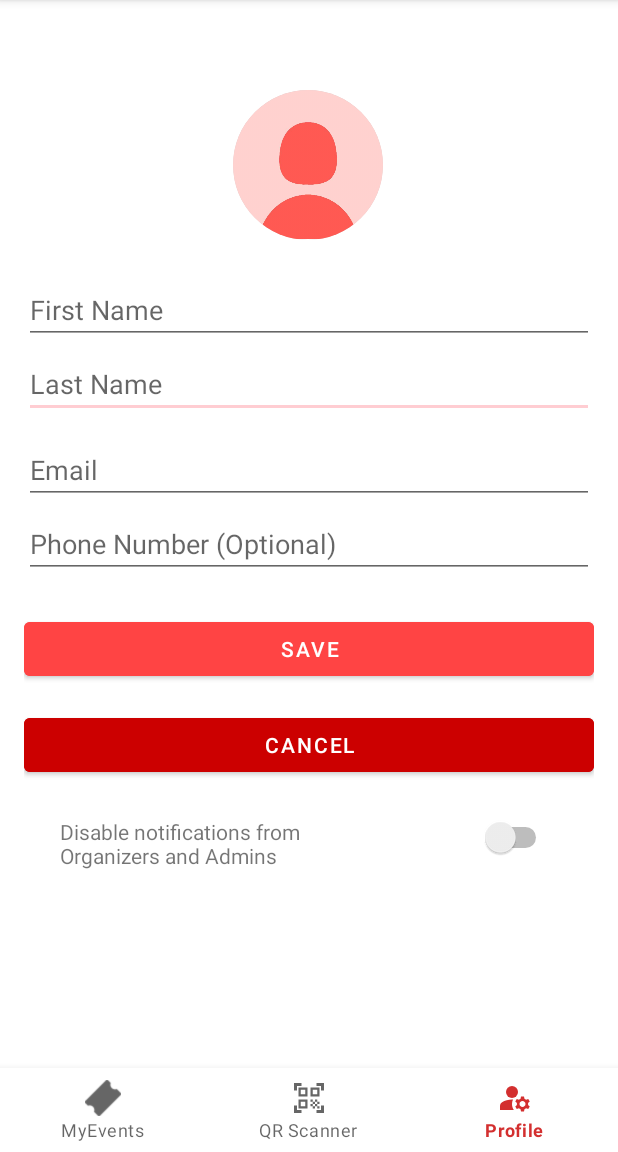
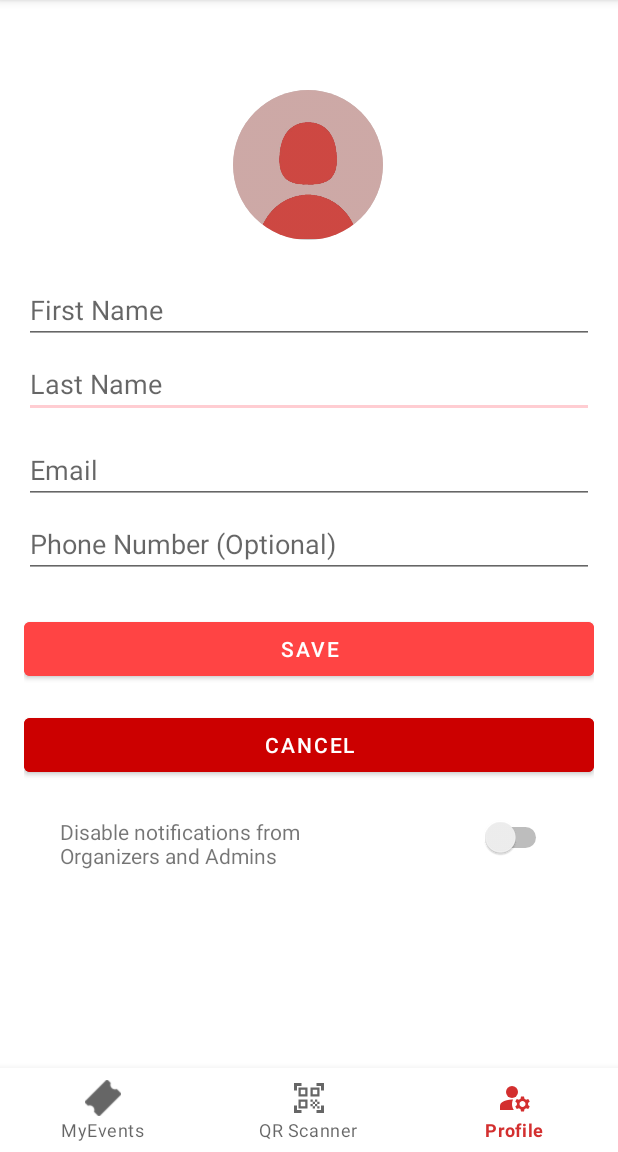
Before and after one commit to CMPUT301F24trojan1/trojan1-eventbuddy, an Android app: the screen it shows after launch (ProfileActivity), on a phone screen of 412 x 824 dp, the part 84-1236 px from its top. Run offline under Robolectric (Android 15) with nearby library versions, the phone set to English and light mode, and no system bars; our stand-ins replace Firebase (no records; nobody signed in at launch, a user with empty details on screens opened directly).

Commit message:
bitmap generator modified to be more simple

```diff
--- a/code/app/src/main/java/com/example/trojanplanner/controller/BitmapGenerator.java
+++ b/code/app/src/main/java/com/example/trojanplanner/controller/BitmapGenerator.java
@@ -4,67 +4,40 @@ import android.graphics.Bitmap;
 import android.graphics.Canvas;
 import android.graphics.Color;
 import android.graphics.Paint;
-import android.graphics.RectF;
-import android.graphics.Path;
-
-import java.util.Random;
 
 public class BitmapGenerator {
+    private String deviceID;
+    private Bitmap defaultPicture;
 
-    // Generate a Bitmap with shape collages based on the input String
-    public static Bitmap generateShapeCollage(String input, int width, int height) {
-        // Create a Bitmap with the specified dimensions
-        Bitmap bitmap = Bitmap.createBitmap(width, height, Bitmap.Config.ARGB_8888);
+    public BitmapGenerator(String deviceID, Bitmap defaultPicture) {
+        this.deviceID = deviceID;
+        this.defaultPicture = defaultPicture;
+    }
 
-        // Create a Canvas to draw on the Bitmap
-        Canvas canvas = new Canvas(bitmap);
+    public Bitmap generate() {
+        // Generate a deterministic color based on the deviceID
+        int color = generateColorFromDeviceID(deviceID);
 
-        // Set up the Paint object for shapes
+        // Create a mutable copy of the original bitmap
+        Bitmap mutableBitmap = defaultPicture.copy(Bitmap.Config.ARGB_8888, true);
+
+        // Apply the color filter to the bitmap
+        Canvas canvas = new Canvas(mutableBitmap);
         Paint paint = new Paint();
-        paint.setAntiAlias(true); // Anti-aliasing for smooth shapes
+        paint.setColor(color);
+        paint.setAlpha(50); // Set alpha to allow blending with the original image
+        canvas.drawRect(0, 0, mutableBitmap.getWidth(), mutableBitmap.getHeight(), paint);
 
-        // Generate a numeric value from the input string (hash code) for deterministic randomness
-        int seed = input.hashCode();
-        Random random = new Random(seed);
+        return mutableBitmap;
+    }
 
-        // Fill the canvas with a background color (e.g., light gray)
-        canvas.drawColor(Color.LTGRAY);
+    private int generateColorFromDeviceID(String deviceID) {
+        // Hash the deviceID and generate an RGB color
+        int hash = deviceID.hashCode();
+        int red = (hash >> 16) & 0xFF;
+        int green = (hash >> 8) & 0xFF;
+        int blue = hash & 0xFF;
 
-        // Derive number of shapes from the length of the input string
-        int shapeCount = input.length(); // Number of shapes based on the length of the string
-
-        for (int i = 0; i < shapeCount; i++) {
-            // Randomize the shape's color based on the seed
-            paint.setColor(Color.rgb(random.nextInt(256), random.nextInt(256), random.nextInt(256)));
-
-            // Randomize the shape type (circle, rectangle, or triangle)
-            int shapeType = random.nextInt(3); // 0 = circle, 1 = rectangle, 2 = triangle
-
-            // Randomize shape size and position
-            int left = random.nextInt(width);
-            int top = random.nextInt(height);
-            int size = random.nextInt(Math.min(width, height) / 4) + 50;
-
-            switch (shapeType) {
-                case 0: // Circle
-                    int radius = size / 2;
-                    canvas.drawCircle(left + radius, top + radius, radius, paint);
-                    break;
-                case 1: // Rectangle
-                    RectF rect = new RectF(left, top, left + size, top + size);
-                    canvas.drawRect(rect, paint);
-                    break;
-                case 2: // Triangle
-                    Path trianglePath = new Path();
-                    trianglePath.moveTo(left, top);
-                    trianglePath.lineTo(left + size, top);
-                    trianglePath.lineTo(left + size / 2, top + size);
-                    trianglePath.close();
-                    canvas.drawPath(trianglePath, paint);
-                    break;
-            }
-        }
-
-        return bitmap;
+        return Color.rgb(red, green, blue);
     }
 }
--- a/code/app/src/main/java/com/example/trojanplanner/model/User.java
+++ b/code/app/src/main/java/com/example/trojanplanner/model/User.java
@@ -6,8 +6,10 @@ import android.provider.Settings;
 
 import com.example.trojanplanner.App;
 import com.example.trojanplanner.R;
+import com.example.trojanplanner.controller.BitmapGenerator;
 
 import java.io.Serializable;
+import java.util.Optional;
 
 /**
  * Contains and stores information tied to a user.
@@ -256,8 +258,15 @@ public abstract class User implements Serializable {
 
     // Helper method to load a default picture
     public static Bitmap getDefaultPicture() {
-        // load a default image resource as a Bitmap
-        return BitmapFactory.decodeResource(App.activity.getResources(), R.drawable.profile_avatar);
+        return getDefaultPicture("");
     }
 
+    public static Bitmap getDefaultPicture(String name) {
+        String deviceID = name;
+
+        Bitmap defaultPicture = BitmapFactory.decodeResource(App.activity.getResources(), R.drawable.profile_avatar);
+
+        BitmapGenerator generator = new BitmapGenerator(deviceID, defaultPicture);
+        return generator.generate();
+    }
 }
--- a/code/app/src/main/java/com/example/trojanplanner/view/admin/AdminImagesActivity.java
+++ b/code/app/src/main/java/com/example/trojanplanner/view/admin/AdminImagesActivity.java
@@ -179,7 +179,7 @@ public class AdminImagesActivity extends AppCompatActivity {
         });
     }
 
-    // Update the directory navigation buttons' state
+    // Update the `directory` navigation buttons' state
     private void updateDirectoryNavigation() {
         // Enable/Disable buttons based on the current position in directoriesList
         previousButton.setEnabled(currentDirectoryIndex > 0);
@@ -193,7 +193,7 @@ public class AdminImagesActivity extends AppCompatActivity {
                         directoryID.setText("Viewing User: " + ((User)v).getFirstName());
                     },
                     () ->{
-                        directoryID.setText("Directory: " + currentDirectoryPath.replace("/", ""));
+                        directoryID.setText("Viewing Deleted User's Images:" + currentDirectoryPath.replace("/", ""));
                     },
                     currentDirectoryPath.replace("/",""));
         } else {
```
